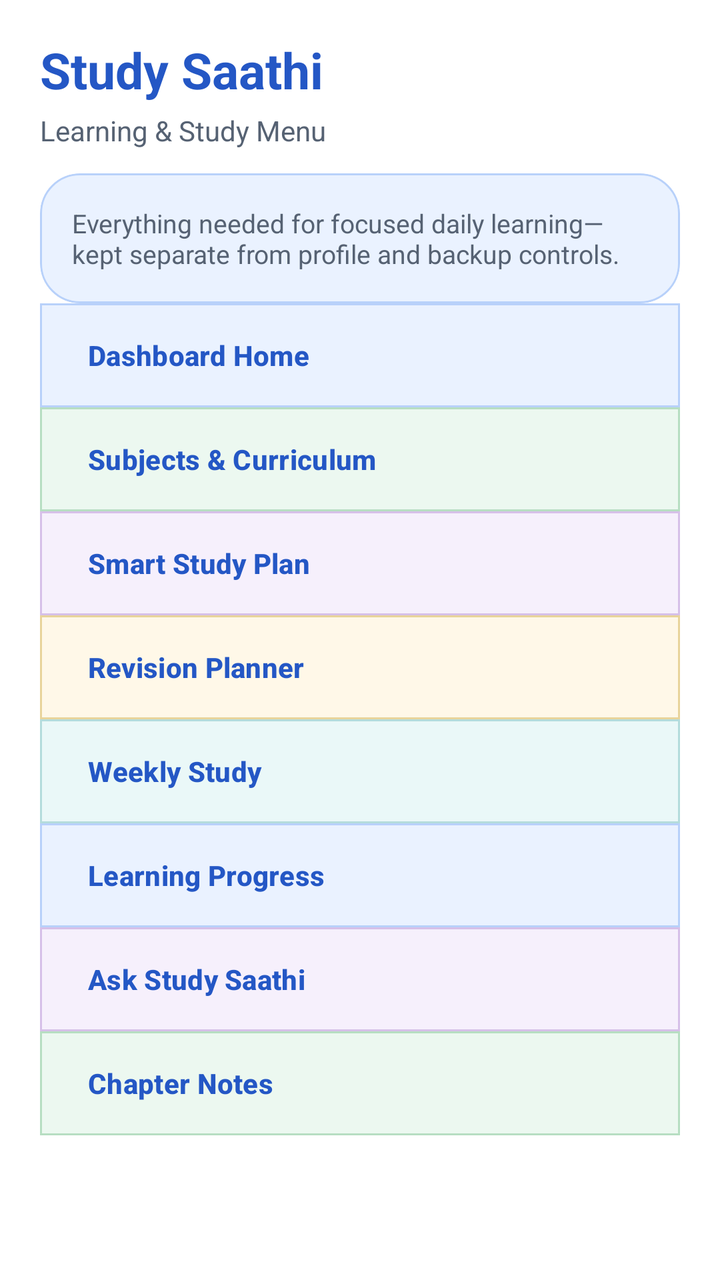
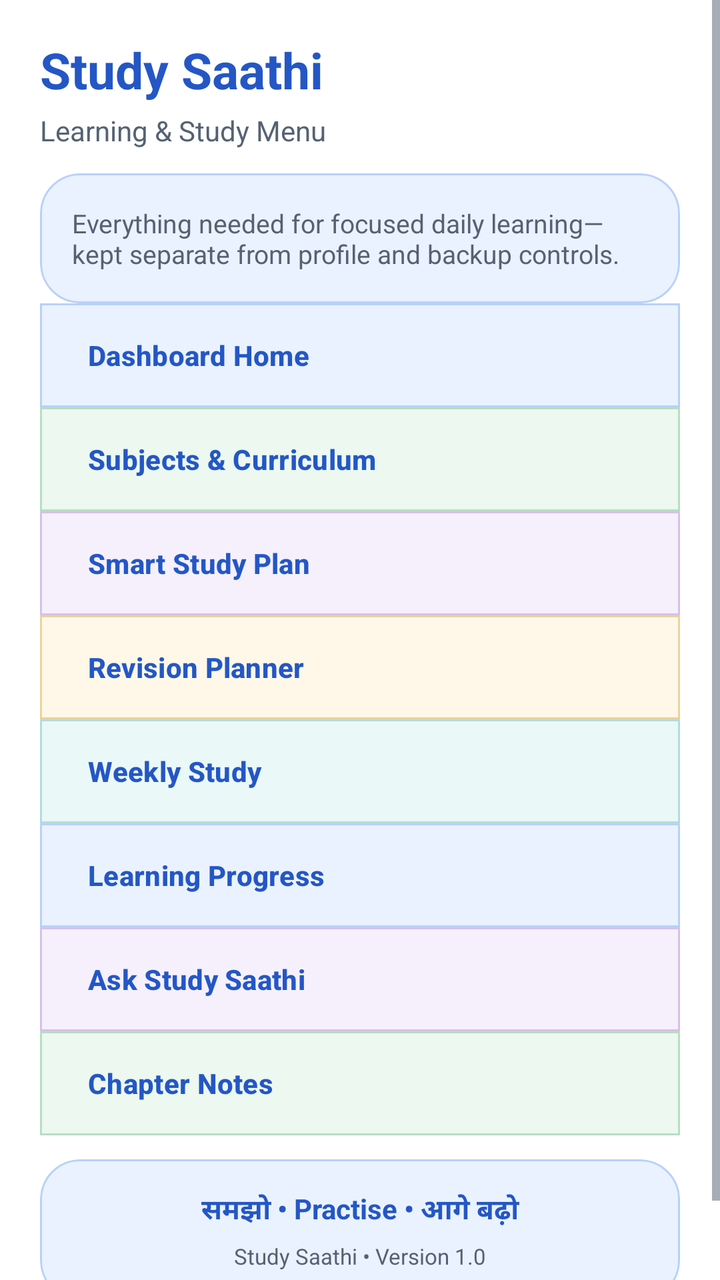

Two renders of the same Android screen: before a commit and after it. Below are the layout's source before the change and the commit's diff.
<!-- AndroidManifest.xml: application theme Theme.StudySaathi -->
<!-- res/layout/drawer_dashboard_study_menu.xml -->
<?xml version="1.0" encoding="utf-8"?>
<ScrollView
    xmlns:android="http://schemas.android.com/apk/res/android"
    xmlns:app="http://schemas.android.com/apk/res-auto"
    android:layout_width="match_parent"
    android:layout_height="match_parent"
    android:background="@color/ss_surface"
    android:fillViewport="true">

    <LinearLayout
        android:layout_width="match_parent"
        android:layout_height="wrap_content"
        android:orientation="vertical"
        android:paddingStart="20dp"
        android:paddingTop="18dp"
        android:paddingEnd="20dp"
        android:paddingBottom="28dp">

        <TextView
            android:layout_width="match_parent"
            android:layout_height="wrap_content"
            android:fontFamily="sans-serif-rounded"
            android:text="Study Saathi"
            android:textColor="@color/ss_primary"
            android:textSize="25sp"
            android:textStyle="bold" />

        <TextView
            android:layout_width="match_parent"
            android:layout_height="wrap_content"
            android:layout_marginTop="4dp"
            android:text="Learning &amp; Study Menu"
            android:textColor="@color/ss_text_secondary"
            android:textSize="14sp" />

        <com.google.android.material.card.MaterialCardView
            android:layout_width="match_parent"
            android:layout_height="wrap_content"
            android:layout_marginTop="12dp"
            app:cardBackgroundColor="@color/ss_blue_soft"
            app:cardCornerRadius="20dp"
            app:cardElevation="0dp"
            app:strokeColor="@color/ss_blue_border"
            app:strokeWidth="1dp">

            <TextView
                android:layout_width="match_parent"
                android:layout_height="wrap_content"
                android:padding="16dp"
                android:text="Everything needed for focused daily learning—kept separate from profile and backup controls."
                android:textColor="@color/ss_text_secondary"
                android:textSize="13sp" />

        </com.google.android.material.card.MaterialCardView>

        <com.google.android.material.button.MaterialButton
            android:id="@+id/buttonMenuDashboard"
            style="@style/Widget.StudySaathi.Button.DrawerCompact"
            android:layout_width="match_parent"
            android:layout_height="wrap_content"
            android:layout_marginTop="0dp"
            android:gravity="start|center_vertical"
            android:text="Dashboard Home"
            android:textAllCaps="false"
            app:backgroundTint="@color/ss_blue_soft"
            app:strokeColor="@color/ss_blue_border" />

        <com.google.android.material.button.MaterialButton
            android:id="@+id/buttonMenuSubjects"
            style="@style/Widget.StudySaathi.Button.DrawerCompact"
            android:layout_width="match_parent"
            android:layout_height="wrap_content"
            android:layout_marginTop="0dp"
            android:gravity="start|center_vertical"
            android:text="Subjects &amp; Curriculum"
            android:textAllCaps="false"
            app:backgroundTint="@color/ss_green_soft"
            app:strokeColor="@color/ss_green_border" />

        <com.google.android.material.button.MaterialButton
            android:id="@+id/buttonMenuSmartStudyPlan"
            style="@style/Widget.StudySaathi.Button.DrawerCompact"
            android:layout_width="match_parent"
            android:layout_height="wrap_content"
            android:layout_marginTop="0dp"
            android:gravity="start|center_vertical"
            android:text="Smart Study Plan"
            android:textAllCaps="false"
            app:backgroundTint="@color/ss_purple_soft"
            app:strokeColor="@color/ss_purple_border" />

        <com.google.android.material.button.MaterialButton
            android:id="@+id/buttonMenuRevision"
            style="@style/Widget.StudySaathi.Button.DrawerCompact"
            android:layout_width="match_parent"
            android:layout_height="wrap_content"
            android:layout_marginTop="0dp"
            android:gravity="start|center_vertical"
            android:text="Revision Planner"
            android:textAllCaps="false"
            app:backgroundTint="@color/ss_yellow_soft"
            app:strokeColor="@color/ss_yellow_border" />

        <com.google.android.material.button.MaterialButton
            android:id="@+id/buttonMenuWeeklyStudy"
            style="@style/Widget.StudySaathi.Button.DrawerCompact"
            android:layout_width="match_parent"
            android:layout_height="wrap_content"
            android:layout_marginTop="0dp"
            android:gravity="start|center_vertical"
            android:text="Weekly Study"
            android:textAllCaps="false"
            app:backgroundTint="@color/ss_teal_soft"
            app:strokeColor="@color/ss_teal_border" />

        <com.google.android.material.button.MaterialButton
            android:id="@+id/buttonMenuLearningProgress"
            style="@style/Widget.StudySaathi.Button.DrawerCompact"
            android:layout_width="match_parent"
            android:layout_height="wrap_content"
            android:layout_marginTop="0dp"
            android:gravity="start|center_vertical"
            android:text="Learning Progress"
            android:textAllCaps="false"
            app:backgroundTint="@color/ss_blue_soft"
            app:strokeColor="@color/ss_blue_border" />

        <com.google.android.material.button.MaterialButton
            android:id="@+id/buttonMenuAskSaathi"
            style="@style/Widget.StudySaathi.Button.DrawerCompact"
            android:layout_width="match_parent"
            android:layout_height="wrap_content"
            android:layout_marginTop="0dp"
            android:gravity="start|center_vertical"
            android:text="Ask Study Saathi"
            android:textAllCaps="false"
            app:backgroundTint="@color/ss_purple_soft"
            app:strokeColor="@color/ss_purple_border" />

        <com.google.android.material.button.MaterialButton
            android:id="@+id/buttonMenuChapterNotes"
            style="@style/Widget.StudySaathi.Button.DrawerCompact"
            android:layout_width="match_parent"
            android:layout_height="wrap_content"
            android:layout_marginTop="0dp"
            android:gravity="start|center_vertical"
            android:text="Chapter Notes"
            android:textAllCaps="false"
            app:backgroundTint="@color/ss_green_soft"
            app:strokeColor="@color/ss_green_border" />

    </LinearLayout>

</ScrollView>
<!-- resources referenced by this layout -->
<resources>
  <color name="ss_blue_border">#B8D1FA</color>
  <color name="ss_blue_soft">#EAF2FF</color>
  <color name="ss_green_border">#B7DEC2</color>
  <color name="ss_green_soft">#ECF8F0</color>
  <color name="ss_primary">#2457C5</color>
  <color name="ss_purple_border">#D6C0E8</color>
  <color name="ss_purple_soft">#F6F0FC</color>
  <color name="ss_surface">#FFFFFF</color>
  <color name="ss_teal_border">#B4DCDC</color>
  <color name="ss_teal_soft">#EAF8F8</color>
  <color name="ss_text_secondary">#566273</color>
  <color name="ss_yellow_border">#E8D49B</color>
  <color name="ss_yellow_soft">#FFF8E8</color>
  <style name="Widget.StudySaathi.Button.DrawerCompact" parent="Widget.StudySaathi.Button.Outlined">
          <item name="cornerRadius">0dp</item>
          <item name="android:minHeight">52dp</item>
          <item name="android:insetTop">0dp</item>
          <item name="android:insetBottom">0dp</item>
      </style>
  <style name="Widget.StudySaathi.Button.Outlined" parent="Widget.Material3.Button.OutlinedButton">
          <item name="cornerRadius">18dp</item>
          <item name="android:minHeight">56dp</item>
          <item name="android:textStyle">bold</item>
          <item name="strokeColor">@color/ss_outline_strong</item>
          <item name="android:textColor">@color/ss_primary</item>
      </style>
  <color name="ss_on_primary">#FFFFFF</color>
  <color name="ss_primary_dark">#173F99</color>
  <color name="ss_secondary">#087F8C</color>
  <color name="ss_on_secondary">#FFFFFF</color>
  <color name="ss_tertiary">#8A5A00</color>
  <color name="ss_on_tertiary">#FFFFFF</color>
  <color name="ss_background">#F7F9FC</color>
  <color name="ss_surface_soft">#F0F4FA</color>
  <color name="ss_text_primary">#182230</color>
  <color name="ss_outline">#D6DEE9</color>
  <color name="ss_error">#BA1A1A</color>
  <color name="white">#FFFFFFFF</color>
  <color name="ss_red_soft">#FFF0F0</color>
  <!-- drawable bg_app_soft_mix (drawable) -->
  <?xml version="1.0" encoding="utf-8"?>
  <shape xmlns:android="http://schemas.android.com/apk/res/android"
      android:shape="rectangle">
  
      <gradient
          android:angle="270"
          android:centerColor="#F2FBF3"
          android:endColor="#EEF7FF"
          android:startColor="#FFF2F2"
          android:type="linear" />
  
  </shape>
  <color name="ss_outline_strong">#B9C5D5</color>
  <!-- unchanged entries left out for length: 1 -->
</resources>

<!-- the commit's change to res/layout/drawer_dashboard_study_menu.xml (unified diff, before → after) -->
@@ -149,6 +149,46 @@
             app:backgroundTint="@color/ss_green_soft"
             app:strokeColor="@color/ss_green_border" />
 
+        <com.google.android.material.card.MaterialCardView
+            android:layout_width="match_parent"
+            android:layout_height="wrap_content"
+            android:layout_marginTop="12dp"
+            android:layout_marginBottom="4dp"
+            app:cardBackgroundColor="@color/ss_blue_soft"
+            app:cardCornerRadius="20dp"
+            app:cardElevation="0dp"
+            app:strokeColor="@color/ss_blue_border"
+            app:strokeWidth="1dp">
+
+            <LinearLayout
+                android:layout_width="match_parent"
+                android:layout_height="wrap_content"
+                android:gravity="center"
+                android:orientation="vertical"
+                android:padding="15dp">
+
+                <TextView
+                    android:layout_width="match_parent"
+                    android:layout_height="wrap_content"
+                    android:fontFamily="sans-serif-rounded"
+                    android:gravity="center"
+                    android:text="समझो • Practise • आगे बढ़ो"
+                    android:textColor="@color/ss_primary"
+                    android:textSize="14sp"
+                    android:textStyle="bold" />
+
+                <TextView
+                    android:id="@+id/textMenuAppVersion"
+                    android:layout_width="match_parent"
+                    android:layout_height="wrap_content"
+                    android:layout_marginTop="5dp"
+                    android:gravity="center"
+                    android:text="Study Saathi • Version 1.0"
+                    android:textColor="@color/ss_text_secondary"
+                    android:textSize="11sp" />
+            </LinearLayout>
+        </com.google.android.material.card.MaterialCardView>
+
     </LinearLayout>
 
 </ScrollView>
